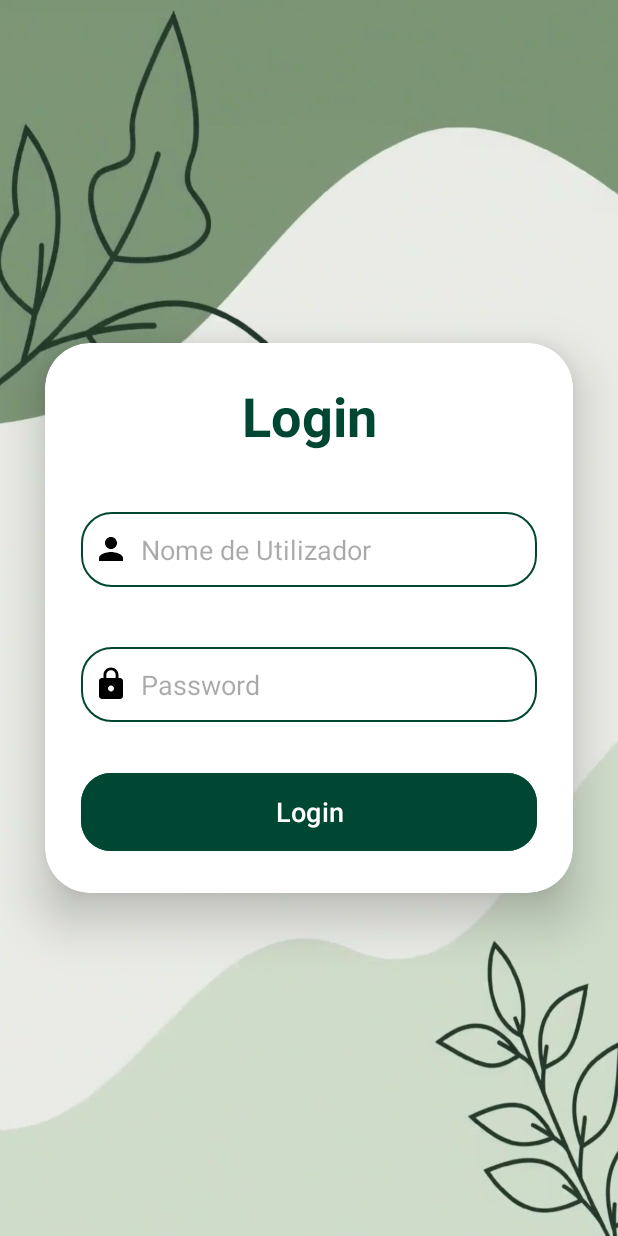
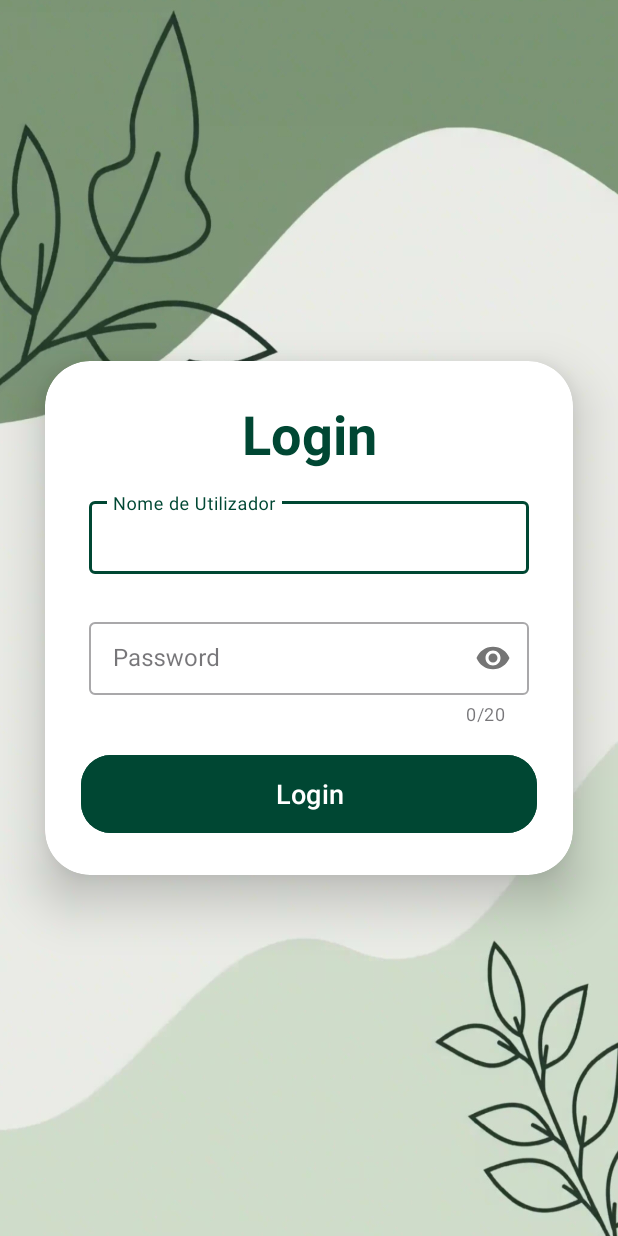
Before and after one commit to MultimacPT/Estagiarios2023, an Android app: the screen it shows after launch (Login), on a phone screen of 412 x 824 dp. Run offline under Robolectric (Android 15) with nearby library versions, the phone set to English and light mode, and no system bars; Roboto replaces fonts that are not available here.

Commit message:
Atualização do layout pagina login (Melhoramento de Editext)

```diff
--- a/Natura/app/src/main/AndroidManifest.xml
+++ b/Natura/app/src/main/AndroidManifest.xml
@@ -1,10 +1,9 @@
 <?xml version="1.0" encoding="utf-8"?>
 <manifest xmlns:android="http://schemas.android.com/apk/res/android"
     xmlns:tools="http://schemas.android.com/tools">
+
     <uses-permission android:name="android.permission.INTERNET" />
     <uses-permission android:name="android.permission.ACCESS_NETWORK_STATE" />
-
-
 
     <application
         android:allowBackup="true"
--- a/Natura/app/src/main/java/com/example/natura/Login.java
+++ b/Natura/app/src/main/java/com/example/natura/Login.java
@@ -40,7 +40,7 @@ public class Login extends AppCompatActivity {
 
 
         username = findViewById(R.id.username);
-        password =  findViewById(R.id.password);
+        password = findViewById(R.id.Edittextpass);
         loginButton = findViewById(R.id.loginButtom);
 
 
@@ -59,8 +59,8 @@ public class Login extends AppCompatActivity {
 
         });
 
-        if (sessionManager.getlogin()){
-            startActivity(new Intent(getApplicationContext(),Dashboard.class));
+        if (sessionManager.getlogin()) {
+            startActivity(new Intent(getApplicationContext(), Dashboard.class));
             finish();
         }
 
@@ -112,7 +112,7 @@ public class Login extends AppCompatActivity {
             if (responseCode != null && responseCode == 200) {
                 sessionManager.setlogin(true);
                 sessionManager.setusername(username.getText().toString().trim());
-                startActivity(new Intent( getApplicationContext(), Dashboard.class));
+                startActivity(new Intent(getApplicationContext(), Dashboard.class));
                 finish();
             } else {
                 Toast.makeText(getApplicationContext(), "ERRO! Credenciais inválidas.", Toast.LENGTH_SHORT).show();
@@ -120,17 +120,19 @@ public class Login extends AppCompatActivity {
         }
     }
 
-    private void SSLAccess(){ //Acesso a todos os SSL
+    private void SSLAccess() { //Acesso a todos os SSL
 
-        TrustManager[] trustAllCerts = new TrustManager[] { new X509TrustManager() {
+        TrustManager[] trustAllCerts = new TrustManager[]{new X509TrustManager() {
             public X509Certificate[] getAcceptedIssuers() {
                 return null;
             }
+
             public void checkClientTrusted(X509Certificate[] certs, String authType) {
             }
+
             public void checkServerTrusted(X509Certificate[] certs, String authType) {
             }
-        } };
+        }};
         SSLContext sc = null;
         try {
             sc = SSLContext.getInstance("SSL");
--- a/Natura/app/src/main/res/layout/activity_login.xml
+++ b/Natura/app/src/main/res/layout/activity_login.xml
@@ -15,8 +15,8 @@
         android:layout_height="wrap_content"
         android:layout_margin="30dp"
         android:background="@drawable/custom_edittext"
+        android:backgroundTint="@color/white"
         app:cardCornerRadius="30dp"
-        android:backgroundTint="@color/white"
         app:cardElevation="20dp">
 
         <LinearLayout
@@ -31,13 +31,14 @@
                 android:id="@+id/logintext"
                 android:layout_width="match_parent"
                 android:layout_height="wrap_content"
+                android:layout_marginBottom="10dp"
                 android:text="Login"
                 android:textAlignment="center"
                 android:textColor="@color/natura_color"
                 android:textSize="36sp"
                 android:textStyle="bold" />
 
-            <EditText
+            <!--  <EditText
                   android:id="@+id/username"
                   android:layout_width="match_parent"
                   android:layout_height="50dp"
@@ -50,7 +51,60 @@
                   android:textColor="@color/black"
                   android:textColorHighlight="@color/natura_color" />
 
-            <EditText
+  -->
+
+            <com.google.android.material.textfield.TextInputLayout
+                android:id="@+id/email"
+                style="@style/Widget.MaterialComponents.TextInputLayout.OutlinedBox.Dense"
+                android:layout_width="match_parent"
+                android:layout_height="wrap_content"
+                android:layout_margin="5dp"
+                android:layout_marginTop="30dp"
+                app:layout_constraintEnd_toEndOf="parent"
+                app:layout_constraintStart_toStartOf="parent"
+                app:layout_constraintTop_toTopOf="@+id/logintext">
+
+                <com.google.android.material.textfield.TextInputEditText
+                    android:id="@+id/username"
+                    android:layout_width="match_parent"
+                    android:layout_height="match_parent"
+                    android:hint="Nome de Utilizador"
+                    android:inputType="textEmailAddress"
+                    android:lines="1" />
+
+            </com.google.android.material.textfield.TextInputLayout>
+
+            <Space
+                android:layout_width="match_parent"
+                android:layout_height="16dp" />
+
+            <com.google.android.material.textfield.TextInputLayout
+                android:id="@+id/pass"
+                style="@style/Widget.MaterialComponents.TextInputLayout.OutlinedBox.Dense"
+                android:layout_width="match_parent"
+                android:layout_height="wrap_content"
+                android:layout_margin="5dp"
+                android:layout_marginTop="30dp"
+                app:counterEnabled="true"
+                app:counterMaxLength="20"
+                app:layout_constraintEnd_toEndOf="parent"
+                app:layout_constraintStart_toStartOf="parent"
+                app:layout_constraintTop_toBottomOf="@id/email"
+                app:passwordToggleEnabled="true">
+
+                <com.google.android.material.textfield.TextInputEditText
+                    android:id="@+id/Edittextpass"
+                    android:layout_width="match_parent"
+                    android:layout_height="match_parent"
+                    android:hint="Password"
+                    android:inputType="textPassword"
+                    android:lines="1"
+                    android:maxLength="20" />
+
+            </com.google.android.material.textfield.TextInputLayout>
+
+
+            <!--   <EditText
                    android:id="@+id/password"
                    android:layout_width="match_parent"
                    android:layout_height="50dp"
@@ -62,13 +116,16 @@
                    android:inputType="textPassword"
                    android:padding="8dp"
                    android:textColor="@color/black"
-                android:textColorHighlight="@color/cardview_dark_background" />
+                   android:textColorHighlight="@color/cardview_dark_background"
+                   />
+
+   -->
 
             <Button
                 android:id="@+id/loginButtom"
                 android:layout_width="match_parent"
                 android:layout_height="60dp"
-                android:layout_marginTop="30dp"
+                android:layout_marginTop="10dp"
                 android:backgroundTint="@color/natura_color"
                 android:text="Login"
                 android:textColor="@color/white"
```
Also changed, not shown: Natura/app/src/main/java/com/example/natura/MainActivity.java (+7 -8 lines), Natura/app/src/main/java/com/example/natura/SessionManager.java (+8 -7 lines). Lines whose indentation alone changed are shown as unchanged.
